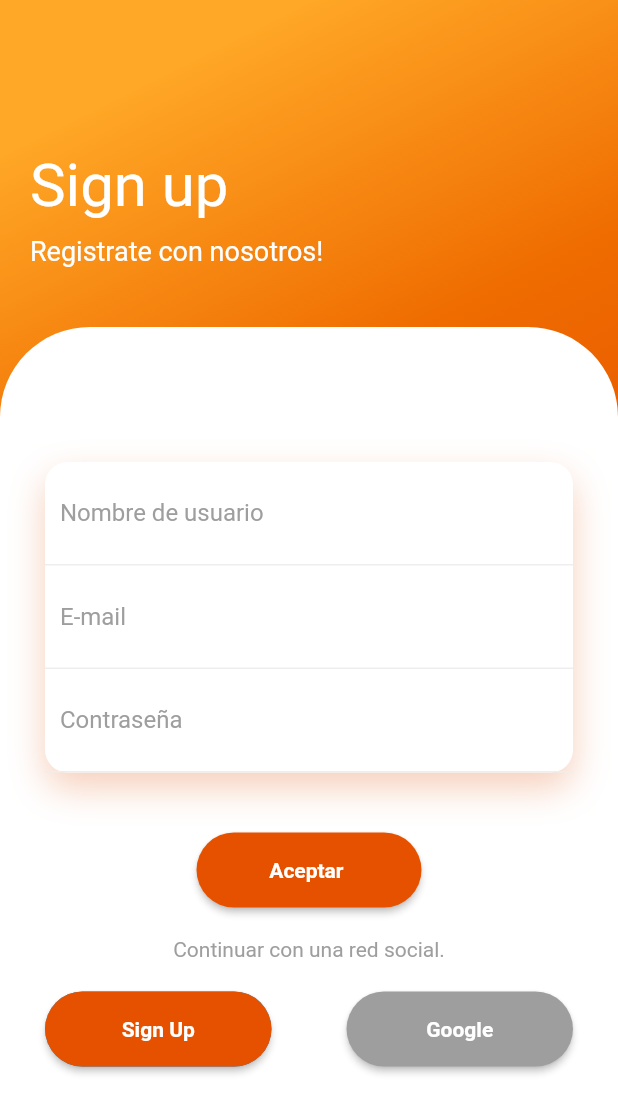
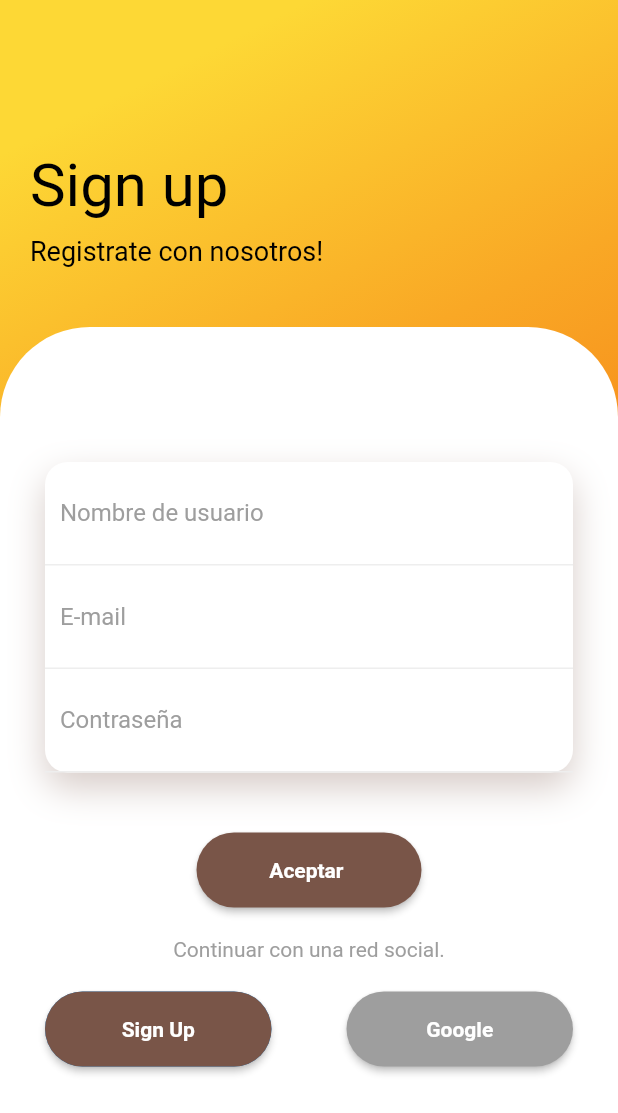
Before and after one commit to samtts14/PetsCare, a Flutter app: the screen it shows after launch, after a tap on "Sign Up", on a phone screen of 412 x 824 dp. Shown: the top 1113 px of the screen. Run offline on Flutter 3.47's test engine with Material 2 defaults, Android fonts, the phone set to English and light mode, and no system bars; our stand-ins replace carousel_pro, firebase_auth, flutter_spinkit, line_awesome_icons, simple_animations; accounts and stored records are empty.

Commit message:
Cambio de colores del login, sign up, y  en el menu

```diff
--- a/app_tesis/lib/screen/authenticate/login2.dart
+++ b/app_tesis/lib/screen/authenticate/login2.dart
@@ -35,9 +35,9 @@ class _LoginState extends State<Login2> {
           gradient: LinearGradient(
             begin: Alignment.topCenter,
             colors: [
-              Colors.orange[900],// color 1 parte arriba de login
-              Colors.orange[800],// color 2
-              Colors.orange[400]// color 3
+              Colors.yellow[800],// color 1 parte arriba de login
+              Colors.yellow[600],// color 2
+              Colors.yellow[200]// color 3
             ]
           )
         ),
@@ -50,9 +50,9 @@ class _LoginState extends State<Login2> {
               child: Column(
                 crossAxisAlignment: CrossAxisAlignment.start,
                 children: <Widget>[
-                  FadeAnimation(1, Text("Log in", style: TextStyle(color: Colors.white, fontSize: 40),)),
+                  FadeAnimation(1, Text("Log in", style: TextStyle(color: Colors.black, fontSize: 40),)),
                   SizedBox(height: 10,),
-                  FadeAnimation(1.3, Text("Bienvenido nuevamente!", style: TextStyle(color: Colors.white, fontSize: 18),)),
+                  FadeAnimation(1.3, Text("Bienvenido nuevamente!", style: TextStyle(color: Colors.black, fontSize: 18),)),
                 ],
               ),
             ),
@@ -74,11 +74,11 @@ class _LoginState extends State<Login2> {
                           FadeAnimation(1.4, Container(
                             decoration: BoxDecoration(
                               color: Colors.white,
-                              borderRadius: BorderRadius.circular(15),// borde del box de pass y correo
+                              borderRadius: BorderRadius.circular(10),// borde del box de pass y correo
                               boxShadow: [BoxShadow(
-                                color: Color.fromRGBO(225, 95, 27, .3),// color de sombra detras del box de passwor y correo.
-                                blurRadius: 20, // difuminacion de sombra
-                                offset: Offset(0, 10)
+                                color: Colors.brown[100],// color de sombra detras del box de passwor y correo.
+                                blurRadius: 10, // difuminacion de sombra
+                                offset: Offset(15, 5)
                               )]
                             ),
                             child: Column(
@@ -116,7 +116,7 @@ class _LoginState extends State<Login2> {
                               borderRadius: new BorderRadius.circular(50),
                               //side: BorderSide(color: Colors.red)
                               ),
-                              color: Colors.orange[900], // color de boton de login
+                              color: Colors.brown[500], // color de boton de login
                               child: Text("Login", style: TextStyle(color: Colors.white, fontWeight: FontWeight.bold),),
                               onPressed: () async{
                                 if(_formKey.currentState.validate()){
@@ -151,9 +151,9 @@ class _LoginState extends State<Login2> {
                                   child: RaisedButton(
                                      shape: RoundedRectangleBorder(// bordes
                                      borderRadius: new BorderRadius.circular(50),
-                                     //side: BorderSide(color: Colors.red)
+                                     //side: BorderSide(color: Colors.brown[600])
                                       ),
-                                      color: Colors.orange[900],
+                                      color: Colors.brown[500],
                                       child: Text("Sign Up", style: TextStyle(color: Colors.white, fontWeight: FontWeight.bold),),
                                       onPressed: (){
                                         Navigator.push(
@@ -173,9 +173,9 @@ class _LoginState extends State<Login2> {
                                     child: RaisedButton(
                                     shape: RoundedRectangleBorder(// bordes
                                      borderRadius: new BorderRadius.circular(50),
-                                     //side: BorderSide(color: Colors.red)
+                                     //side: BorderSide(color: Colors.brown[600])
                                       ),
-                                    color: Colors.grey,
+                                    color: Colors.grey[400],
                                     child: Text("Google", style: TextStyle(color: Colors.white, fontWeight: FontWeight.bold),),
                                     onPressed: () async{
 
--- a/app_tesis/lib/screen/authenticate/sign_up.dart
+++ b/app_tesis/lib/screen/authenticate/sign_up.dart
@@ -30,9 +30,9 @@ class _SingUpState extends State<SingUp> {
           gradient: LinearGradient(
             begin: Alignment.topCenter,
             colors: [
-              Colors.orange[400],// color 1 parte arriba de login
-              Colors.orange[800],// color 2
-              Colors.orange[900]// color 3
+              Colors.yellow[600],// color 1 parte arriba de login
+              Colors.yellow[800],// color 2
+              Colors.yellow[900]// color 3
             ]
           )
         ),
@@ -45,9 +45,9 @@ class _SingUpState extends State<SingUp> {
               child: Column(
                 crossAxisAlignment: CrossAxisAlignment.start,
                 children: <Widget>[
-                  FadeAnimation(1, Text("Sign up", style: TextStyle(color: Colors.white, fontSize: 40),)),
+                  FadeAnimation(1, Text("Sign up", style: TextStyle(color: Colors.black, fontSize: 40),)),
                   SizedBox(height: 10,),
-                  FadeAnimation(1.3, Text("Registrate con nosotros!", style: TextStyle(color: Colors.white, fontSize: 18),)),
+                  FadeAnimation(1.3, Text("Registrate con nosotros!", style: TextStyle(color: Colors.black, fontSize: 18),)),
                 ],
               ),
             ),
@@ -69,7 +69,7 @@ class _SingUpState extends State<SingUp> {
                             color: Colors.white,
                             borderRadius: BorderRadius.circular(15),// borde del box de pass y correo
                             boxShadow: [BoxShadow(
-                              color: Color.fromRGBO(225, 95, 27, .3),// color de sombra detras del box de passwor y correo.
+                              color: Colors.brown[100],// color de sombra detras del box de passwor y correo.
                               blurRadius: 20, // difuminacion de sombra
                               offset: Offset(0, 10)
                             )]
@@ -141,7 +141,7 @@ class _SingUpState extends State<SingUp> {
                             borderRadius: new BorderRadius.circular(50),
                             //side: BorderSide(color: Colors.red)
                             ),
-                            color: Colors.orange[900],//color del boton
+                            color: Colors.brown[500], //color del boton
                             child: Text("Aceptar ", style: TextStyle(color: Colors.white, fontWeight: FontWeight.bold),),
                             onPressed: () async{//config boton sign in anon
                                dynamic result = await _auth.registerWithEmailAndPassword(email, password);
@@ -173,7 +173,7 @@ class _SingUpState extends State<SingUp> {
                                    borderRadius: new BorderRadius.circular(50),
                                    //side: BorderSide(color: Colors.red)
                                     ),
-                                    color: Colors.orange[900],
+                                    color: Colors.brown[500],
                                     child: Text("Sign Up", style: TextStyle(color: Colors.white, fontWeight: FontWeight.bold),),
                                     onPressed: () async{
 
```
